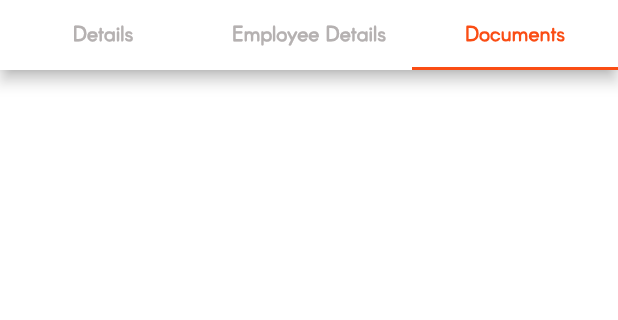
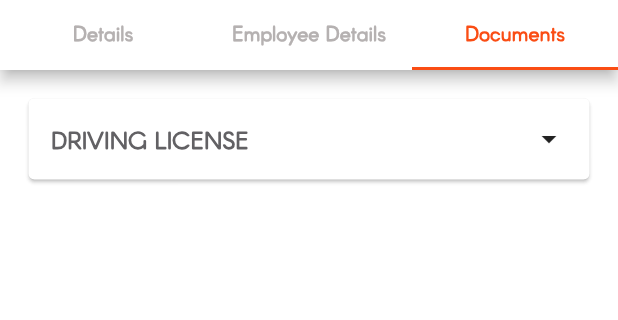
Before and after one commit to AbirAhsan/jacobpro, a Flutter app: the ProfileDetailsScreen screen opened by its route, tab 3 chosen, on a phone screen of 412 x 824 dp, the part 89-409 px from its top. Run offline on Flutter 3.47's test engine with Material 2 defaults, Android fonts, the phone set to English and light mode, and no system bars; our stand-ins replace awesome_dialog, cached_network_image, easy_localization, flutter_easyloading, get, get_storage and 1 more; accounts and stored records are empty; network calls fail.

Commit message:
show cupertino date picker and collapsed button

```diff
--- a/lib/controller/auth_controller.dart
+++ b/lib/controller/auth_controller.dart
@@ -3,7 +3,6 @@ import 'dart:io';
 
 import 'package:flutter/material.dart';
 import 'package:get/get.dart';
-import 'package:get_storage/get_storage.dart';
 
 import '../services/api_service/auth_api_service.dart';
 import '../services/custom_eassy_loading.dart';
--- /dev/null
+++ b/lib/controller/profile_controller.dart
@@ -0,0 +1,6 @@
+import 'package:flutter/material.dart';
+import 'package:get/get.dart';
+
+class ProfileController extends GetxController {
+  TextEditingController? drivingLicenseTxtCtrl = TextEditingController();
+}
--- a/lib/view/profile/views/document_details_view.dart
+++ b/lib/view/profile/views/document_details_view.dart
@@ -1,4 +1,13 @@
+import 'package:easy_localization/easy_localization.dart';
+import 'package:flutter/cupertino.dart';
 import 'package:flutter/material.dart';
+import 'package:get/get.dart';
+import 'package:service/controller/profile_controller.dart';
+import 'package:service/view/variables/text_style.dart';
+import 'package:service/view/widgets/custom_text_field.dart';
+
+import '../../widgets/custom_collapsed_widget.dart';
+import '../../widgets/custom_cupertino_datetime_picker.dart';
 
 class DocumentDetailsView extends StatelessWidget {
   const DocumentDetailsView({super.key});
@@ -8,10 +17,72 @@ class DocumentDetailsView extends StatelessWidget {
     return SingleChildScrollView(
       child: Padding(
         padding: const EdgeInsets.all(15.0),
-        child: Column(
-          crossAxisAlignment: CrossAxisAlignment.start,
-          children: [],
-        ),
+        child: GetBuilder<ProfileController>(
+            init: ProfileController(),
+            builder: (profileCtrl) {
+              return Column(
+                children: [
+                  Card(
+                    child: Container(
+                      width: double.infinity,
+                      child: CustomCollapsibleWidget(
+                        initiallyCollapsed: true,
+                        child: Column(
+                          mainAxisSize: MainAxisSize.min,
+                          crossAxisAlignment: CrossAxisAlignment.start,
+                          children: [
+                            Divider(
+                              height: 0,
+                            ),
+                            SizedBox(
+                              height: 20,
+                            ),
+                            Text(
+                              "Front",
+                              style: CustomTextStyle.normalBoldStyleDarkGrey,
+                            ),
+                            Card(
+                              elevation: 5,
+                              child: Container(
+                                width: Get.width,
+                                height: Get.width / 2,
+                                alignment: Alignment.topRight,
+                                child: IconButton(
+                                    onPressed: () {},
+                                    icon: const Icon(Icons.camera_alt)),
+                              ),
+                            ),
+                            SizedBox(
+                              height: 10,
+                            ),
+                            const Text(
+                              "Back",
+                              style: CustomTextStyle.normalBoldStyleDarkGrey,
+                            ),
+                            Card(
+                              elevation: 5,
+                              child: Container(
+                                width: Get.width,
+                                height: Get.width / 2,
+                                alignment: Alignment.topRight,
+                                child: IconButton(
+                                    onPressed: () {},
+                                    icon: const Icon(Icons.camera_alt)),
+                              ),
+                            ),
+                            CupertinoDateTimePicker(
+                              labelText: "Expiry Date",
+                              minimumYear: 2023,
+                              controller: profileCtrl.drivingLicenseTxtCtrl,
+                            ),
+                          ],
+                        ),
+                      ),
+                    ),
+                  ),
+                ],
+              );
+            }),
       ),
     );
   }
--- /dev/null
+++ b/lib/view/widgets/custom_collapsed_widget.dart
@@ -0,0 +1,87 @@
+import 'package:flutter/material.dart';
+
+import '../variables/text_style.dart';
+
+class CustomCollapsibleWidget extends StatefulWidget {
+  final Widget child;
+  final bool initiallyCollapsed;
+
+  const CustomCollapsibleWidget(
+      {super.key, required this.child, required this.initiallyCollapsed});
+
+  @override
+  State<CustomCollapsibleWidget> createState() =>
+      _CustomCollapsibleWidgetState();
+}
+
+class _CustomCollapsibleWidgetState extends State<CustomCollapsibleWidget>
+    with SingleTickerProviderStateMixin {
+  late AnimationController _animationController;
+  late Animation<double> animation;
+  bool _isCollapsed = true;
+
+  @override
+  void initState() {
+    super.initState();
+    _isCollapsed = widget.initiallyCollapsed;
+    _animationController =
+        AnimationController(vsync: this, duration: Duration(milliseconds: 300));
+    animation = CurvedAnimation(
+        parent: _animationController, curve: Curves.fastOutSlowIn);
+  }
+
+  @override
+  void dispose() {
+    _animationController.dispose();
+    super.dispose();
+  }
+
+  void _toggleCollapse() {
+    setState(() {
+      _isCollapsed = !_isCollapsed;
+      if (_isCollapsed) {
+        _animationController.reverse();
+      } else {
+        _animationController.forward();
+      }
+    });
+  }
+
+  @override
+  Widget build(BuildContext context) {
+    return Column(
+      mainAxisSize: MainAxisSize.min,
+      children: <Widget>[
+        InkWell(
+          onTap: _toggleCollapse,
+          child: Container(
+            padding: const EdgeInsets.all(
+              15,
+            ),
+            child: Row(
+              mainAxisAlignment: MainAxisAlignment.spaceBetween,
+              children: <Widget>[
+                Text(
+                  "Driving License".toUpperCase(),
+                  style: CustomTextStyle.mediumBoldStyleDarkGrey,
+                ),
+                Icon(
+                    _isCollapsed ? Icons.arrow_drop_down : Icons.arrow_drop_up),
+              ],
+            ),
+          ),
+        ),
+        AnimatedSize(
+          duration: const Duration(milliseconds: 300),
+          curve: Curves.fastOutSlowIn,
+          child: Container(
+            padding: const EdgeInsets.fromLTRB(15, 0, 15, 15),
+            height: _isCollapsed ? 0 : null,
+            margin: EdgeInsets.only(top: _isCollapsed ? 0 : 8),
+            child: widget.child,
+          ),
+        ),
+      ],
+    );
+  }
+}
--- /dev/null
+++ b/lib/view/widgets/custom_cupertino_datetime_picker.dart
@@ -0,0 +1,76 @@
+import 'package:easy_localization/easy_localization.dart';
+import 'package:flutter/cupertino.dart';
+import 'package:flutter/material.dart';
+import 'package:service/view/variables/text_style.dart';
+import 'package:service/view/widgets/custom_text_field.dart';
+
+class CupertinoDateTimePicker extends StatelessWidget {
+  final String? labelText;
+  final TextEditingController? controller;
+  final DateTime? minimumDate;
+  final int minimumYear;
+  final DateTime? maximumDate;
+  final int? maximumYear;
+  const CupertinoDateTimePicker(
+      {super.key,
+      this.minimumDate,
+      this.minimumYear = 1,
+      this.maximumDate,
+      this.maximumYear,
+      this.controller,
+      this.labelText});
+
+  @override
+  Widget build(BuildContext context) {
+    return Builder(builder: (context) {
+      return CustomTextField(
+        labelText: labelText,
+        controller: controller,
+        prefixIcon: const Icon(Icons.calendar_month),
+        readOnly: true,
+        onTap: () async {
+          await showCupertinoModalPopup(
+            context: context,
+            builder: (BuildContext context) => Container(
+              height: 300,
+              color: CupertinoColors.white,
+              child: Column(
+                children: [
+                  SizedBox(
+                    height: 200,
+                    child: CupertinoTheme(
+                      data: const CupertinoThemeData(
+                          textTheme: CupertinoTextThemeData(
+                              dateTimePickerTextStyle:
+                                  CustomTextStyle.mediumBoldStyleBlack)),
+                      child: CupertinoDatePicker(
+                        mode: CupertinoDatePickerMode.date,
+                        minimumDate: minimumDate,
+                        minimumYear: minimumYear,
+                        maximumDate: maximumDate,
+                        maximumYear: maximumYear,
+                        initialDateTime: controller!.text.isEmpty
+                            ? DateTime.now()
+                            : DateFormat('dd-MM-yyyy', "en")
+                                .parse(controller!.text),
+                        onDateTimeChanged: (DateTime date) {
+                          controller!.text =
+                              DateFormat("dd-MM-yyyy", "en").format(date);
+                          print(controller!.text);
+                        },
+                      ),
+                    ),
+                  ),
+                  CupertinoButton(
+                    child: Text('Done'),
+                    onPressed: () => Navigator.pop(context),
+                  ),
+                ],
+              ),
+            ),
+          );
+        },
+      );
+    });
+  }
+}
```
